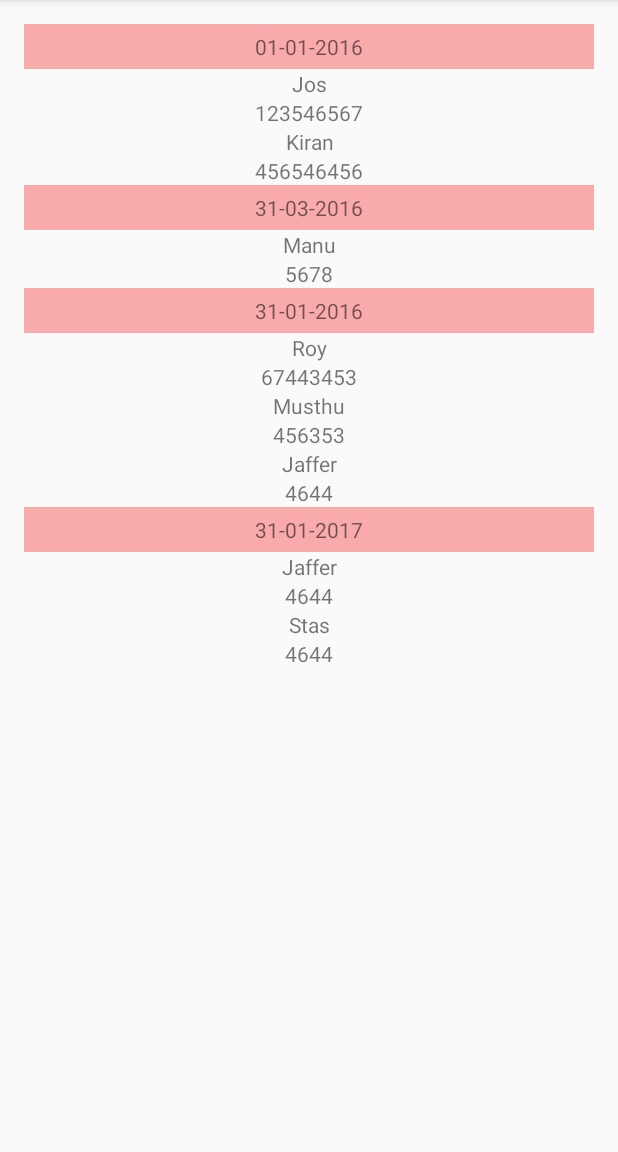
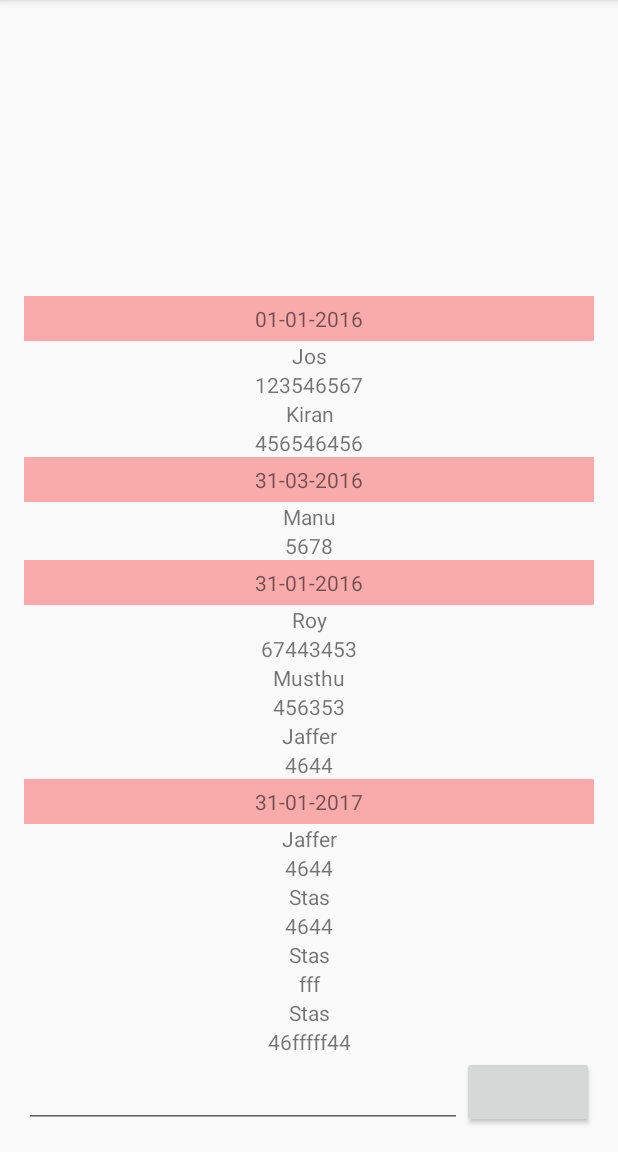
Before and after one commit to islavstan/DateRecyclerView, an Android app: the screen it shows after launch (MainActivity), on a phone screen of 412 x 824 dp, the part 84-1236 px from its top. Run offline under Robolectric (Android 15) with nearby library versions, the phone set to English and light mode, and no system bars.

Commit message:
17.11.16

```diff
--- a/app/src/main/java/com/islavdroid/daterecyclerview/MainActivity.java
+++ b/app/src/main/java/com/islavdroid/daterecyclerview/MainActivity.java
@@ -6,6 +6,9 @@ import android.support.v7.widget.GridLayoutManager;
 import android.support.v7.widget.LinearLayoutManager;
 import android.support.v7.widget.RecyclerView;
 import android.text.TextUtils;
+import android.view.View;
+import android.widget.Button;
+import android.widget.EditText;
 import android.widget.Toast;
 
 import java.text.ParseException;
@@ -19,17 +22,24 @@ public class MainActivity extends AppCompatActivity implements MyMediatorInterfa
 
     private MyAdapter mAdapter;
     private ArrayList<ItemInterface> mUsersAndSectionList;
-    protected RecyclerView.LayoutManager layoutManager;
+    protected LinearLayoutManager layoutManager;
+    private EditText editText;
+    private Button button;
+    SimpleDateFormat sdf;
+    RecyclerView recyclerView;
+    ArrayList<UserModel> usersList = new ArrayList<>();
 
     @Override
     protected void onCreate(Bundle savedInstanceState) {
         super.onCreate(savedInstanceState);
         setContentView(R.layout.activity_main);
+        recyclerView = (RecyclerView) findViewById(R.id.rv_my_recycler_view);
+         sdf = new SimpleDateFormat("yyyy-MM-dd");
 
-        SimpleDateFormat sdf = new SimpleDateFormat("yyyy-MM-dd");
+        //arraylist со списком собщений
 
-        ArrayList<UserModel> usersList = new ArrayList<>();
-
+        editText=(EditText)findViewById(R.id.edittext);
+        button=(Button)findViewById(R.id.button_send);
 
         try {
             usersList.add(new UserModel("Jos", "123546567", sdf.parse("2016-1-1")));
@@ -40,6 +50,8 @@ public class MainActivity extends AppCompatActivity implements MyMediatorInterfa
             usersList.add(new UserModel("Jaffer", "4644", sdf.parse("2016-1-31")));
             usersList.add(new UserModel("Jaffer", "4644", sdf.parse("2017-1-31")));
             usersList.add(new UserModel("Stas", "4644", sdf.parse("2017-1-31")));
+            usersList.add(new UserModel("Stas", "fff", sdf.parse("2017-1-31")));
+            usersList.add(new UserModel("Stas", "46fffff44", sdf.parse("2017-1-31")));
         } catch (ParseException e) {
             e.printStackTrace();
         }
@@ -47,12 +59,12 @@ public class MainActivity extends AppCompatActivity implements MyMediatorInterfa
         mUsersAndSectionList = new ArrayList<>();
         getSectionalList(usersList);
 
-        RecyclerView recyclerView = (RecyclerView) findViewById(R.id.rv_my_recycler_view);
+
         recyclerView.setHasFixedSize(true);
 
       //  final GridLayoutManager gridLayoutManager = new GridLayoutManager(this, 2);
         layoutManager=new LinearLayoutManager(this);
-
+        layoutManager.setStackFromEnd(true);
       /*  layoutManager.setSpanSizeLookup(new GridLayoutManager.SpanSizeLookup() {
 
             @Override
@@ -67,6 +79,22 @@ public class MainActivity extends AppCompatActivity implements MyMediatorInterfa
 
         mAdapter = new MyAdapter(mUsersAndSectionList, this);
         recyclerView.setAdapter(mAdapter);
+        button.setOnClickListener(new View.OnClickListener() {
+            @Override
+            public void onClick(View v) {
+                try {
+
+                    UserModel userModel =new UserModel("Stas", editText.getText().toString(), sdf.parse("2018-1-31"));
+                  // usersList.add(userModel);
+                    setOneItem(usersList,userModel);
+                    mAdapter.notifyDataSetChanged();
+
+                    editText.setText("");
+                } catch (ParseException e) {
+                    e.printStackTrace();
+                }
+            }
+        });
 
     }
 
@@ -80,23 +108,30 @@ public class MainActivity extends AppCompatActivity implements MyMediatorInterfa
         });
 
         String lastHeader = "";
-
         int size = usersList.size();
-
         for (int i = 0; i < size; i++) {
-
             UserModel user = usersList.get(i);
             String header = getSimpleDate(user.jDate);
 
             if (!TextUtils.equals(lastHeader, header)) {
                 lastHeader = header;
-
                 mUsersAndSectionList.add(new GroupTitleModel(header));
             }
-
             mUsersAndSectionList.add(user);
         }
     }
+
+    private void setOneItem(ArrayList<UserModel> usersList,UserModel us2) {
+
+       UserModel us1 = usersList.get(usersList.size()-1);
+
+       String header = getSimpleDate(us1.jDate);
+        String newHeader = getSimpleDate(us2.jDate);
+        usersList.add(us2);
+        if (!header.equals(newHeader)) {
+            mUsersAndSectionList.add(new GroupTitleModel(newHeader));
+        }
+        mUsersAndSectionList.add(us2);}
 
     public static String getSimpleDate(Date date) {
         SimpleDateFormat format = new SimpleDateFormat("dd-MM-yyyy");
--- a/app/src/main/res/layout/activity_main.xml
+++ b/app/src/main/res/layout/activity_main.xml
@@ -13,6 +13,21 @@
     <android.support.v7.widget.RecyclerView
         android:id="@+id/rv_my_recycler_view"
         android:layout_width="match_parent"
+        android:layout_height="match_parent"
+
+        android:layout_above="@+id/button_send"
+        android:clipToPadding="false"/>
+    <EditText
+        android:layout_alignParentBottom="true"
+        android:layout_width="match_parent"
+        android:id="@+id/edittext"
         android:layout_height="wrap_content"
-        android:clipToPadding="false"/>
+        android:layout_toLeftOf="@+id/button_send"/>
+
+    <Button
+        android:layout_width="wrap_content"
+        android:layout_height="wrap_content"
+        android:id="@+id/button_send"
+        android:layout_alignParentBottom="true"
+        android:layout_alignParentRight="true"/>
 </RelativeLayout>
```
Also changed, not shown: app/src/main/java/com/islavdroid/daterecyclerview/UserModel.java (+7 -0 lines).
